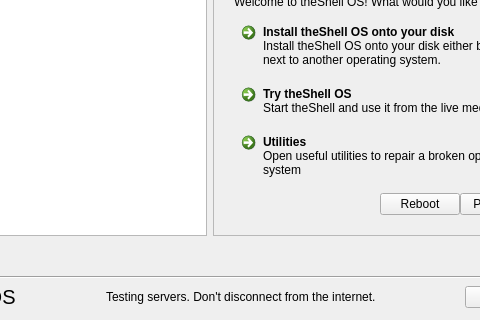
The window that mainwindow.ui (theCheeseboard/scallop) describes before a commit, drawn with Qt 5; both pictures show x 118 to 598 and y 108 to 428 of the 754 by 428 pixel window.
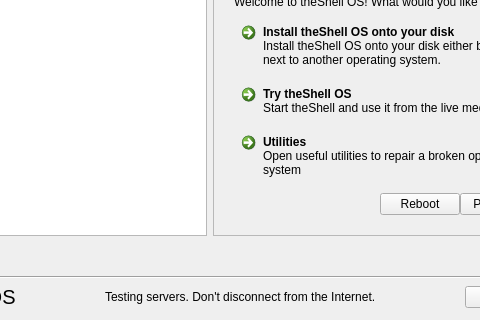
The same window after the commit. Icons and pictures are not drawn. Custom widgets are drawn as their Qt base class.

What changed in the file:
```diff
--- a/mainwindow.ui
+++ b/mainwindow.ui
@@ -1287,7 +1287,7 @@
        <item>
         <widget class="QLabel" name="rankingMirrorsLabel">
          <property name="text">
-          <string>Testing servers. Don't disconnect from the internet.</string>
+          <string>Testing servers. Don't disconnect from the Internet.</string>
          </property>
         </widget>
        </item>
```
